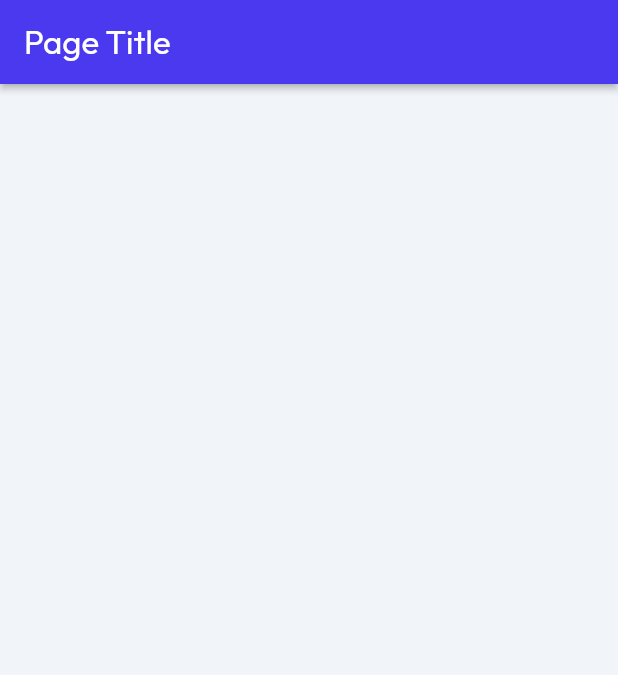
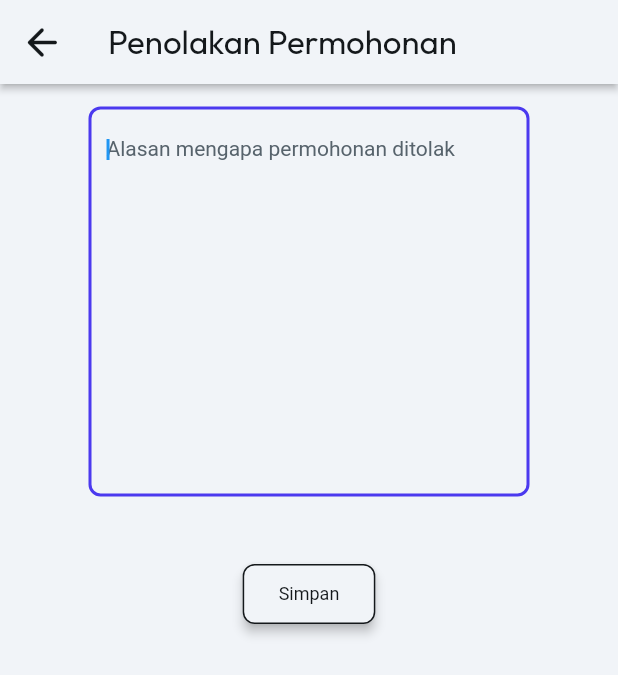
Before and after one commit to mhmmdFabiann/KitaBertani, a Flutter app: the VerivikasiPenolakanWidget screen opened by its route, on a phone screen of 412 x 824 dp. Shown: the top 675 px of the screen. Run offline on Flutter 3.47's test engine with Material 3 defaults, Android fonts, the phone set to English and light mode, and no system bars; drawn by our look-alikes of auto_size_text; our stand-ins replace badges, cached_network_image, cloud_firestore, dropdown_button2, easy_debounce, file_picker and 19 more; missing offline and left inert: json_path, mime_type, text_search; accounts and stored records are empty; Roboto replaces fonts that are missing (Readex Pro).

Commit message:
update verifikasi penolakan

```diff
--- a/lib/qa/verivikasi_penolakan/verivikasi_penolakan_widget.dart
+++ b/lib/qa/verivikasi_penolakan/verivikasi_penolakan_widget.dart
@@ -1,3 +1,4 @@
+import '/flutter_flow/flutter_flow_icon_button.dart';
 import '/flutter_flow/flutter_flow_theme.dart';
 import '/flutter_flow/flutter_flow_util.dart';
 import '/flutter_flow/flutter_flow_widgets.dart';
@@ -24,6 +25,9 @@ class _VerivikasiPenolakanWidgetState extends State<VerivikasiPenolakanWidget> {
   void initState() {
     super.initState();
     _model = createModel(context, () => VerivikasiPenolakanModel());
+
+    _model.textController ??= TextEditingController();
+    _model.textFieldFocusNode ??= FocusNode();
   }
 
   @override
@@ -43,13 +47,27 @@ class _VerivikasiPenolakanWidgetState extends State<VerivikasiPenolakanWidget> {
         key: scaffoldKey,
         backgroundColor: FlutterFlowTheme.of(context).primaryBackground,
         appBar: AppBar(
-          backgroundColor: FlutterFlowTheme.of(context).primary,
+          backgroundColor: FlutterFlowTheme.of(context).primaryBackground,
           automaticallyImplyLeading: false,
+          leading: FlutterFlowIconButton(
+            borderColor: Colors.transparent,
+            borderRadius: 30.0,
+            borderWidth: 1.0,
+            buttonSize: 60.0,
+            icon: Icon(
+              Icons.arrow_back_rounded,
+              color: FlutterFlowTheme.of(context).primaryText,
+              size: 30.0,
+            ),
+            onPressed: () async {
+              context.pop();
+            },
+          ),
           title: Text(
-            'Page Title',
+            'Penolakan Permohonan',
             style: FlutterFlowTheme.of(context).headlineMedium.override(
                   fontFamily: 'Outfit',
-                  color: Colors.white,
+                  color: FlutterFlowTheme.of(context).primaryText,
                   fontSize: 22.0,
                   letterSpacing: 0.0,
                 ),
@@ -62,7 +80,114 @@ class _VerivikasiPenolakanWidgetState extends State<VerivikasiPenolakanWidget> {
           top: true,
           child: Column(
             mainAxisSize: MainAxisSize.max,
-            children: [],
+            children: [
+              Row(
+                mainAxisSize: MainAxisSize.max,
+                mainAxisAlignment: MainAxisAlignment.center,
+                children: [
+                  Container(
+                    width: 310.0,
+                    height: 260.0,
+                    decoration: BoxDecoration(),
+                    child: Padding(
+                      padding:
+                          EdgeInsetsDirectional.fromSTEB(8.0, 0.0, 8.0, 0.0),
+                      child: TextFormField(
+                        controller: _model.textController,
+                        focusNode: _model.textFieldFocusNode,
+                        autofocus: true,
+                        obscureText: false,
+                        decoration: InputDecoration(
+                          labelStyle:
+                              FlutterFlowTheme.of(context).labelMedium.override(
+                                    fontFamily: 'Readex Pro',
+                                    letterSpacing: 0.0,
+                                  ),
+                          hintText: 'Alasan mengapa permohonan ditolak',
+                          hintStyle:
+                              FlutterFlowTheme.of(context).labelMedium.override(
+                                    fontFamily: 'Readex Pro',
+                                    letterSpacing: 0.0,
+                                  ),
+                          enabledBorder: OutlineInputBorder(
+                            borderSide: BorderSide(
+                              color: FlutterFlowTheme.of(context).primaryText,
+                              width: 2.0,
+                            ),
+                            borderRadius: BorderRadius.circular(8.0),
+                          ),
+                          focusedBorder: OutlineInputBorder(
+                            borderSide: BorderSide(
+                              color: FlutterFlowTheme.of(context).primary,
+                              width: 2.0,
+                            ),
+                            borderRadius: BorderRadius.circular(8.0),
+                          ),
+                          errorBorder: OutlineInputBorder(
+                            borderSide: BorderSide(
+                              color: FlutterFlowTheme.of(context).error,
+                              width: 2.0,
+                            ),
+                            borderRadius: BorderRadius.circular(8.0),
+                          ),
+                          focusedErrorBorder: OutlineInputBorder(
+                            borderSide: BorderSide(
+                              color: FlutterFlowTheme.of(context).error,
+                              width: 2.0,
+                            ),
+                            borderRadius: BorderRadius.circular(8.0),
+                          ),
+                        ),
+                        style: FlutterFlowTheme.of(context).bodyMedium.override(
+                              fontFamily: 'Readex Pro',
+                              letterSpacing: 0.0,
+                            ),
+                        maxLines: 100,
+                        validator:
+                            _model.textControllerValidator.asValidator(context),
+                      ),
+                    ),
+                  ),
+                ],
+              ),
+              Row(
+                mainAxisSize: MainAxisSize.max,
+                mainAxisAlignment: MainAxisAlignment.center,
+                children: [
+                  Padding(
+                    padding:
+                        EdgeInsetsDirectional.fromSTEB(0.0, 30.0, 0.0, 0.0),
+                    child: FFButtonWidget(
+                      onPressed: () {
+                        print('Button pressed ...');
+                      },
+                      text: 'Simpan',
+                      options: FFButtonOptions(
+                        height: 40.0,
+                        padding: EdgeInsetsDirectional.fromSTEB(
+                            24.0, 0.0, 24.0, 0.0),
+                        iconPadding:
+                            EdgeInsetsDirectional.fromSTEB(0.0, 0.0, 0.0, 0.0),
+                        color: FlutterFlowTheme.of(context).primaryBackground,
+                        textStyle: FlutterFlowTheme.of(context)
+                            .labelSmall
+                            .override(
+                              fontFamily: 'Readex Pro',
+                              color: FlutterFlowTheme.of(context).primaryText,
+                              letterSpacing: 0.0,
+                            ),
+                        elevation: 3.0,
+                        borderSide: BorderSide(
+                          color: FlutterFlowTheme.of(context).primaryText,
+                          width: 1.0,
+                        ),
+                        borderRadius: BorderRadius.circular(8.0),
+                      ),
+                    ),
+                  ),
+                ],
+              ),
+            ].divide(SizedBox(height: 15.0)).around(SizedBox(height: 15.0)),
           ),
         ),
       ),
```
